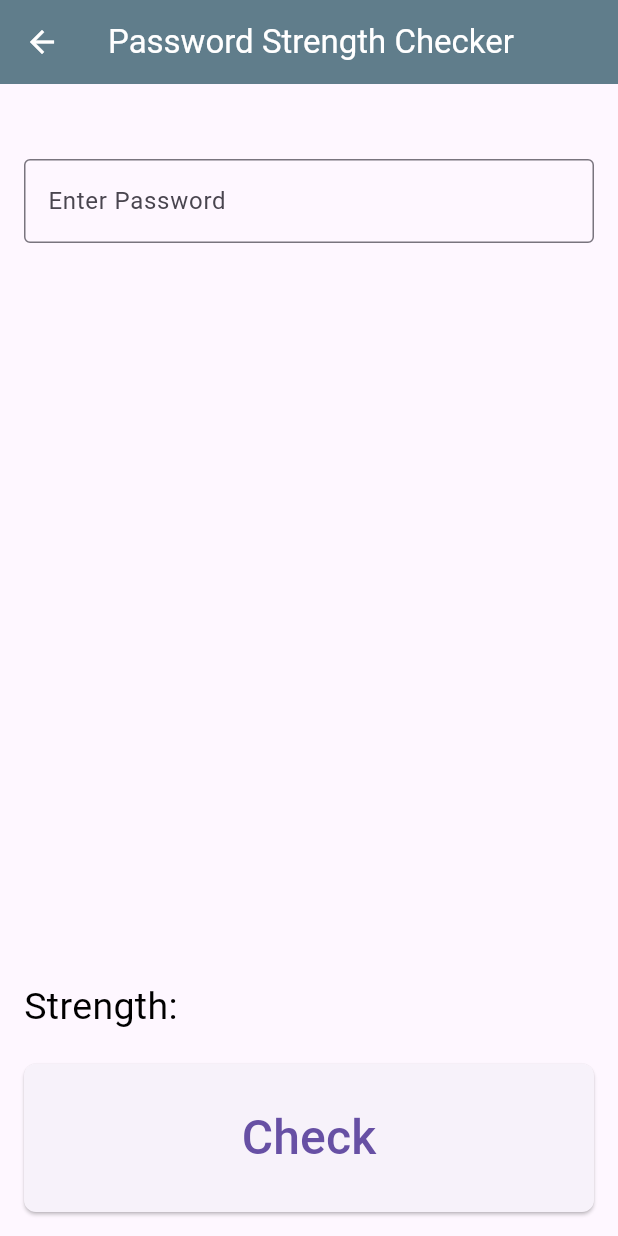
After one commit to PulkitGahlot/CODECRAFT_CS_02, a Flutter app: the screen it shows after launch, after a tap on "Check Password", on a phone screen of 412 x 824 dp. The commit adds this screen. Run offline on Flutter 3.47's test engine with Material 3 defaults, Android fonts, the phone set to English and light mode, and no system bars; our stand-ins replace google_fonts, image_picker, share_plus; network calls fail.

Commit message:
Added Password Checker

```diff
--- a/lib/main.dart
+++ b/lib/main.dart
@@ -1,3 +1,4 @@
+import 'package:cryptographer_tool/password_check_screen.dart';
 import 'package:flutter/material.dart';
 import 'package:google_fonts/google_fonts.dart';
 import 'process_screen.dart';
@@ -36,6 +37,16 @@ class HomeScreen extends StatelessWidget {
       context,
       MaterialPageRoute(
         builder: (context) => ImageProcessScreen(mode: mode),
+      ),
+    );
+  }
+
+
+  void navigateToPasswordScreen(BuildContext context) {
+    Navigator.push(
+      context,
+      MaterialPageRoute(
+        builder: (context) => PasswordCheckScreen(),
       ),
     );
   }
@@ -123,6 +134,16 @@ class HomeScreen extends StatelessWidget {
                     child:  Text('Decrypt Image',style: GoogleFonts.roboto(fontSize: 32)),
                   ),
                 ),
+                const SizedBox(height: 16),
+                SizedBox(
+                  width: MediaQuery.of(context).size.height * 0.4,
+                  height: MediaQuery.of(context).size.width * 0.24,
+                  child: ElevatedButton(
+                    style: ElevatedButton.styleFrom(shape: RoundedRectangleBorder(borderRadius: BorderRadius.circular(12))),
+                    onPressed: () => navigateToPasswordScreen(context),
+                    child:  Text('Check Password',style: GoogleFonts.roboto(fontSize: 32)),
+                  ),
+                ),
               ],
             ),
           ),
--- /dev/null
+++ b/lib/password_check_screen.dart
@@ -0,0 +1,83 @@
+import 'dart:convert';
+import 'package:flutter/material.dart';
+import 'package:google_fonts/google_fonts.dart';
+import 'package:http/http.dart' as http;
+
+class PasswordCheckScreen extends StatefulWidget {
+  const PasswordCheckScreen({super.key});
+
+  @override
+  _PasswordCheckScreenState createState() => _PasswordCheckScreenState();
+}
+
+class _PasswordCheckScreenState extends State<PasswordCheckScreen> {
+  final TextEditingController _controller = TextEditingController();
+  String _strength = "";
+
+  Future<void> _checkStrength() async {
+    final response = await http.post(
+      Uri.parse("https://cryptographer-backend.onrender.com/check_password"),
+      body: {'password': _controller.text},
+    );
+
+    if (response.statusCode == 200) {
+      final data=jsonDecode(response.body);
+      setState(() {
+        _strength = data['strength'];
+      });
+    } else {
+      setState(() {
+        _strength = "Error checking password";
+      });
+    }
+  }
+
+  // ---------------to Change Color accordingly------------------
+  Color getStrengthColor(String strength) {
+  switch (strength.toLowerCase()) {
+    case 'very strong':
+    case 'strong':
+      return Colors.green;
+    case 'medium':
+      return Colors.orange;
+    case 'weak':
+      return Colors.red;
+    default:
+      return Colors.black;
+  }
+}
+
+  @override
+  Widget build(BuildContext context) {
+    return Scaffold(
+      appBar: AppBar(title: Text("Password Strength Checker",style: TextStyle(color: Colors.white),),
+      backgroundColor: Colors.blueGrey, iconTheme: IconThemeData(color: Colors.white),),
+      body: Padding(
+        padding: const EdgeInsets.fromLTRB(16, 50, 16, 16),
+        child: Column(
+          crossAxisAlignment: CrossAxisAlignment.stretch,
+          children: [
+            TextField(
+              controller: _controller,
+              obscureText: true,
+              decoration: InputDecoration(labelText: "Enter Password", border: OutlineInputBorder()),
+            ),
+            Spacer(),
+            Text("Strength: $_strength", style: GoogleFonts.roboto(fontSize: 25, color: getStrengthColor(_strength))),
+            SizedBox(height: 20),
+            SizedBox(
+              height: MediaQuery.of(context).size.width * 0.24,
+              child: ElevatedButton(
+                style: ElevatedButton.styleFrom(shape: RoundedRectangleBorder(borderRadius: BorderRadiusGeometry.circular(8))),
+                onPressed: _checkStrength,
+                child: Text("Check", style: GoogleFonts.roboto(fontSize: 32),),
+              ),
+            ),
+            // SizedBox(height: 20),
+
+          ],
+        ),
+      ),
+    );
+  }
+}
```
Also changed, not shown: 1 other file.
